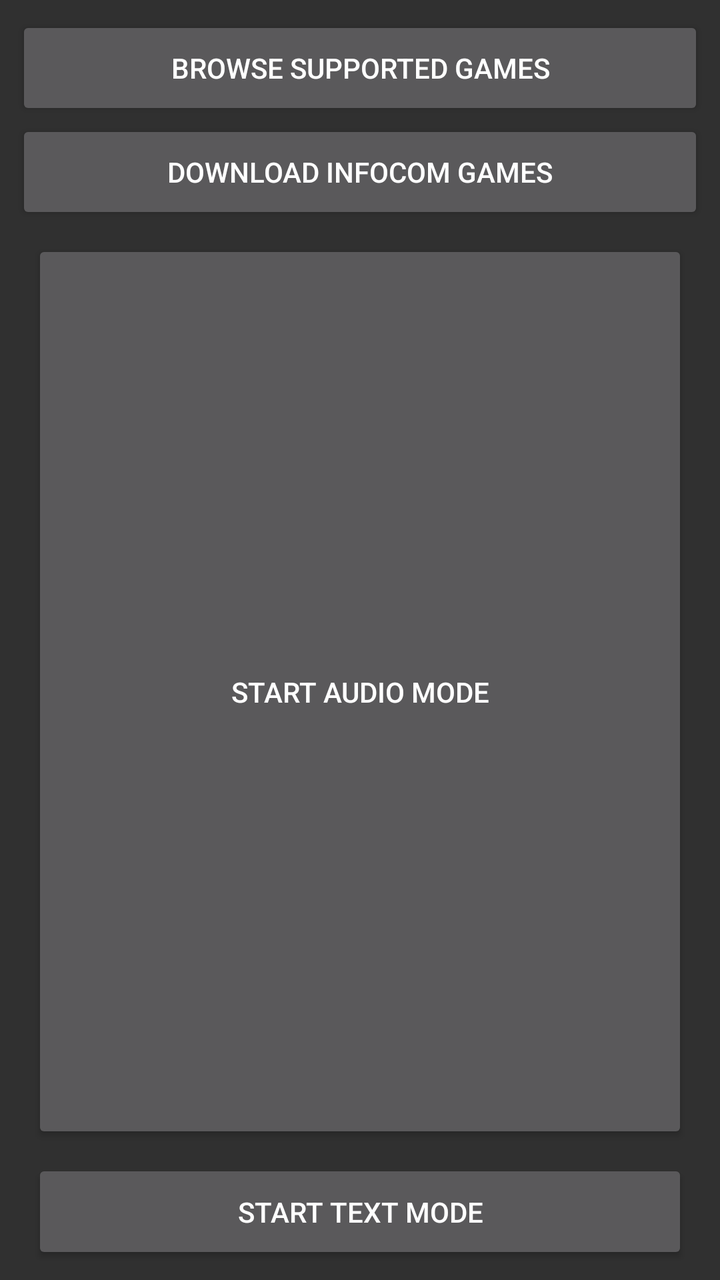
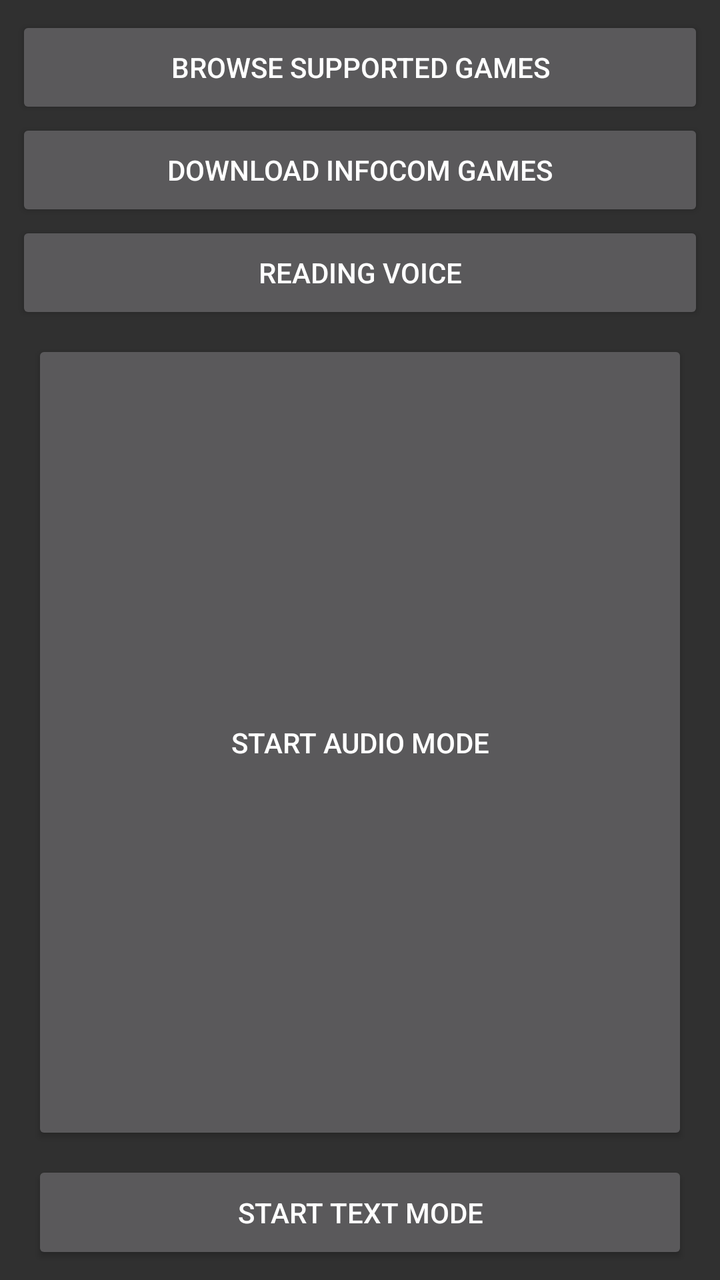

Compare the two renders of this Android layout. The source of the first and the diff that turns it into the second are given below.
<!-- AndroidManifest.xml: application theme AppTheme -->
<!-- res/layout/activity_menu.xml -->
<?xml version="1.0" encoding="utf-8"?>
<androidx.constraintlayout.widget.ConstraintLayout
    xmlns:android="http://schemas.android.com/apk/res/android"
    xmlns:app="http://schemas.android.com/apk/res-auto"
    xmlns:tools="http://schemas.android.com/tools"
    android:layout_width="match_parent"
    android:layout_height="match_parent"
    tools:context="org.redrossistudios.audioif.controllers.MenuActivity"
    tools:layout_editor_absoluteY="81dp"
    tools:layout_editor_absoluteX="0dp">

    <LinearLayout
        android:layout_width="0dp"
        android:layout_height="0dp"
        android:layout_marginLeft="8dp"
        android:layout_marginTop="8dp"
        android:layout_marginRight="8dp"
        android:layout_marginBottom="8dp"
        android:orientation="vertical"
        app:layout_constraintBottom_toBottomOf="parent"
        app:layout_constraintLeft_toLeftOf="parent"
        app:layout_constraintRight_toRightOf="parent"
        app:layout_constraintTop_toTopOf="parent">

        <Button
            android:id="@+id/linkButton"
            android:layout_width="match_parent"
            android:layout_height="wrap_content"
            android:layout_weight="1"
            android:text="Browse supported games" />

        <Button
            android:id="@+id/downloadButton"
            android:layout_width="match_parent"
            android:layout_height="wrap_content"
            android:layout_weight="1"
            android:text="Download Infocom games" />

        <Button
            android:id="@+id/audioButton"
            android:layout_width="match_parent"
            android:layout_height="wrap_content"
            android:layout_marginStart="8dp"
            android:layout_marginLeft="8dp"
            android:layout_marginTop="8dp"
            android:layout_marginEnd="8dp"
            android:layout_marginRight="8dp"
            android:layout_weight="100"
            android:text="Start audio mode"
            app:layout_constraintLeft_toLeftOf="parent"
            app:layout_constraintRight_toRightOf="parent"
            app:layout_constraintTop_toTopOf="parent" />

        <Button
            android:id="@+id/textButton"
            android:layout_width="match_parent"
            android:layout_height="wrap_content"
            android:layout_marginStart="8dp"
            android:layout_marginLeft="8dp"
            android:layout_marginTop="8dp"
            android:layout_marginEnd="8dp"
            android:layout_marginRight="8dp"
            android:layout_weight="1"
            android:text="Start text mode"
            app:layout_constraintLeft_toLeftOf="parent"
            app:layout_constraintRight_toRightOf="parent"
            app:layout_constraintTop_toBottomOf="@+id/audioButton" />
    </LinearLayout>

</androidx.constraintlayout.widget.ConstraintLayout>
<!-- resources referenced by this layout -->
<resources>
  <style name="AppTheme" parent="Theme.AppCompat">
          
          <item name="colorPrimary">@color/colorPrimary</item>
          <item name="colorPrimaryDark">@color/colorPrimaryDark</item>
          <item name="colorAccent">@color/colorAccent</item>
      </style>
  <color name="colorPrimary">#3F51B5</color>
  <color name="colorPrimaryDark">#303F9F</color>
  <color name="colorAccent">#FF4081</color>
</resources>

<!-- the commit's change to res/layout/activity_menu.xml (unified diff, before → after) -->
@@ -37,6 +37,13 @@
             android:text="Download Infocom games" />
 
         <Button
+            android:id="@+id/voiceButton"
+            android:layout_width="match_parent"
+            android:layout_height="wrap_content"
+            android:layout_weight="1"
+            android:text="Reading voice" />
+
+        <Button
             android:id="@+id/audioButton"
             android:layout_width="match_parent"
             android:layout_height="wrap_content"
